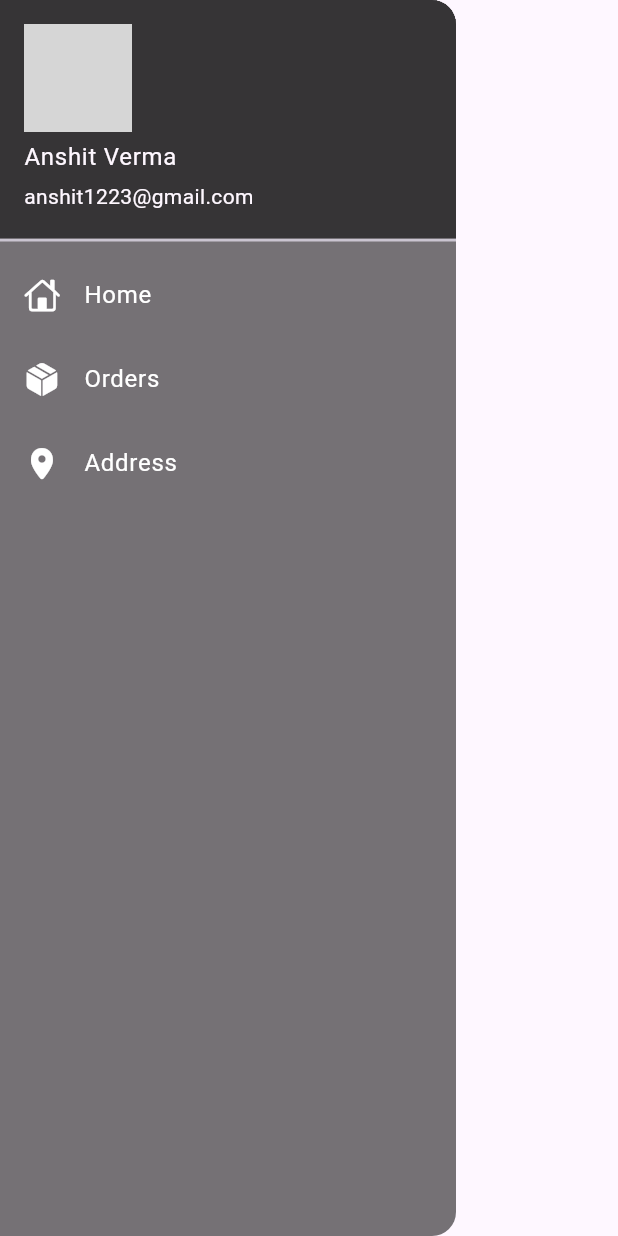
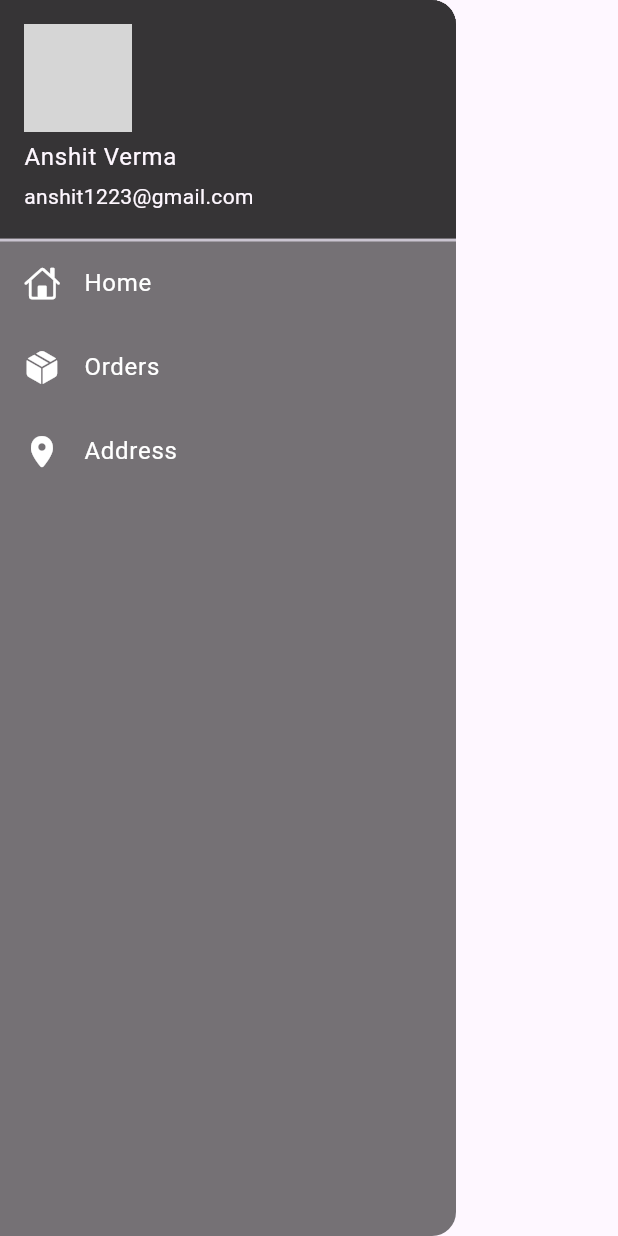
Before and after one commit to anshit-1223/learn_flutter, a Flutter app: the MyDrawer widget shown alone on an empty page, opened directly, on a phone screen of 412 x 824 dp. Run offline on Flutter 3.47's test engine with Material 3 defaults, Android fonts, the light colour scheme and no system bars; our stand-ins replace fluttertoast; network calls fail; grey boxes are pictures that could not be loaded.

Commit message:
Day10 Completed

```diff
--- a/lib/widgets/drawer.dart
+++ b/lib/widgets/drawer.dart
@@ -13,6 +13,7 @@ class MyDrawer extends StatelessWidget {
         children: [
           DrawerHeader(
             padding: EdgeInsets.zero,
+            margin: EdgeInsets.zero,
             child: UserAccountsDrawerHeader(
               margin: EdgeInsets.zero,
               decoration: BoxDecoration(color: Colors.black54),
```
